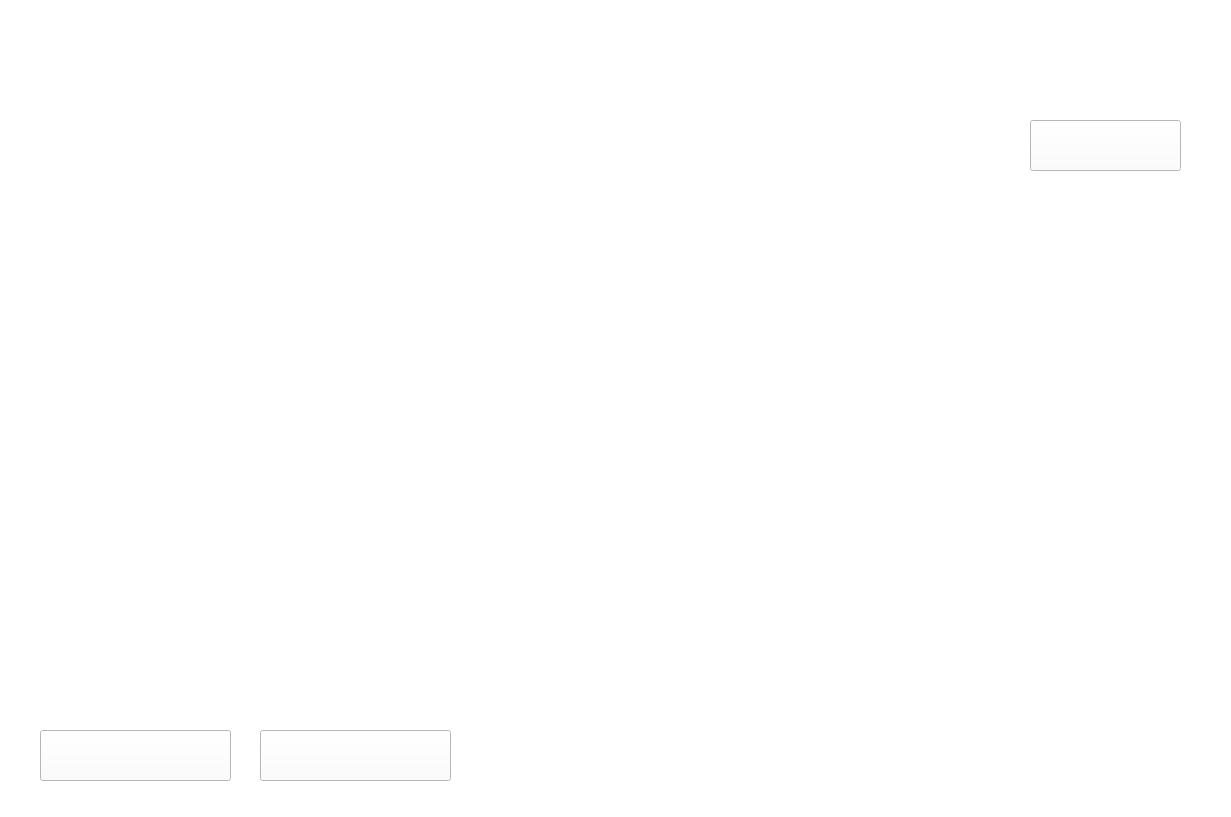
Old version of the form window/openfilewindow.ui in the repository Altafianz/UAS-STRUKDAT.
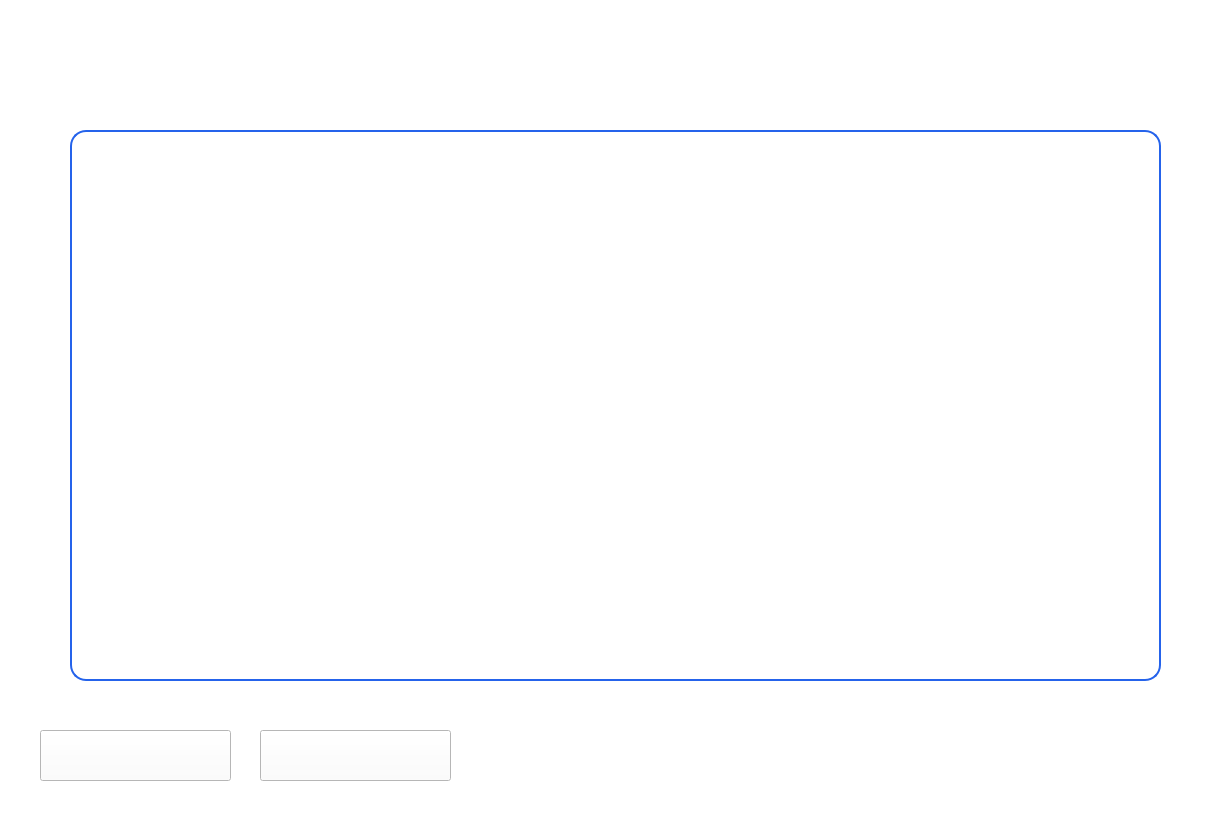
New version of the form. Icons and pictures are not drawn.

```diff
--- a/window/openfilewindow.ui
+++ b/window/openfilewindow.ui
@@ -71,23 +71,49 @@
     <string/>
    </property>
   </widget>
-  <widget class="QPushButton" name="pilihFolderButton">
+  <widget class="QTableWidget" name="fileTableWidget">
    <property name="geometry">
     <rect>
-     <x>1030</x>
-     <y>120</y>
-     <width>151</width>
-     <height>51</height>
+     <x>70</x>
+     <y>130</y>
+     <width>1091</width>
+     <height>551</height>
     </rect>
    </property>
    <property name="styleSheet">
-    <string notr="true">#pilihFolderButton {
-border-image: url(:/openfile_window/Assets/icon/pilih_folder.png);
+    <string notr="true">QTableWidget {
+    background-color: #ffffff;
+    border: 2px solid #2563eb;
+    border-radius: 16px;
+    gridline-color: #bfdbfe;
+    font-family: &quot;Inter&quot;, &quot;Segoe UI&quot;, sans-serif;
+    font-size: 18px;
+    font-weight: 700;
+    padding: 10px;
+    outline: 0;
+}
+
+QHeaderView::section {
+    background-color: #f8fafc;
+    color: #1e293b;
+    font-weight: 700;
+    font-size: 18px;
+    border: none;
+    border-bottom: 2px solid #2563eb;
+    padding: 8px;
+}
+
+QTableWidget::item {
+    color: #0f172a;
+    padding: 12px;
+    border: none;
+}
+
+QTableWidget::item:selected {
+    background-color: #dbeafe;
+    color: #1e40af;
 }</string>
    </property>
-   <property name="text">
-    <string/>
-   </property>
   </widget>
  </widget>
  <resources>
```
